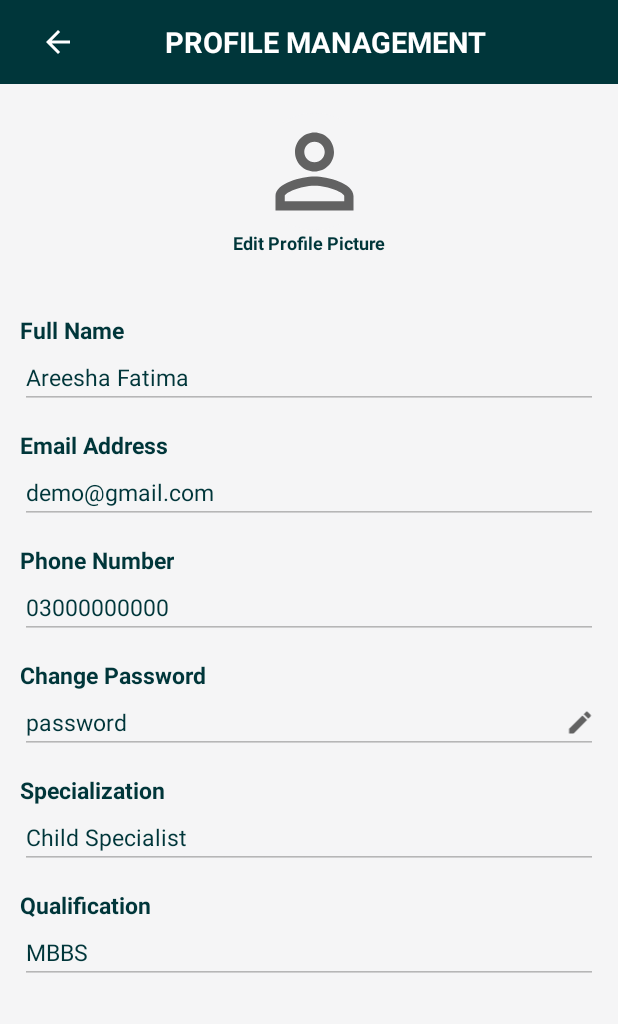
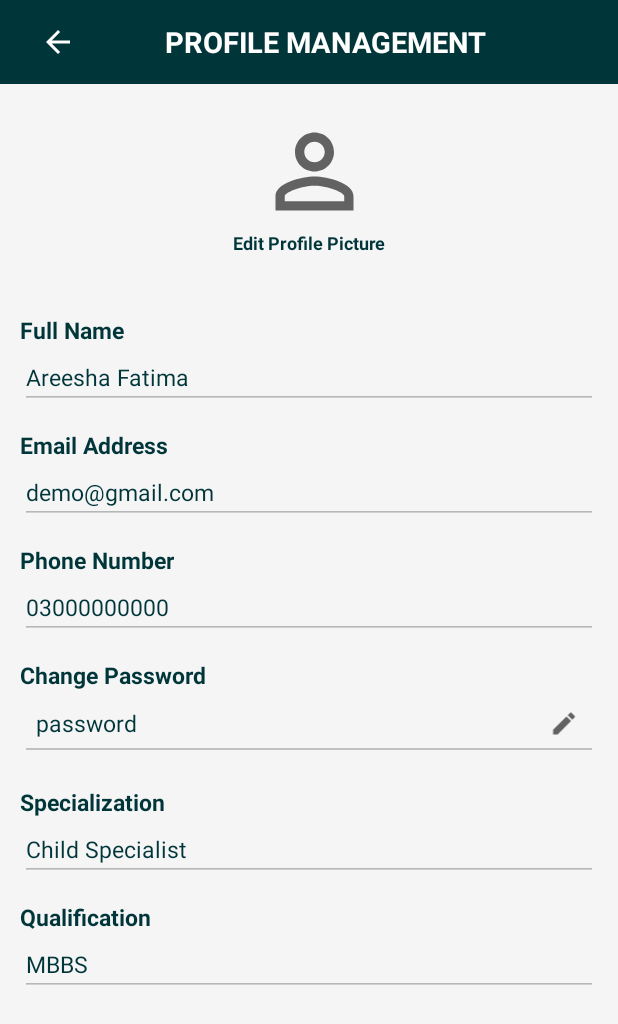
Before and after one commit to zaheerpoei/MedicalAnnals, an Android app: the DoctorProfileManagement screen opened directly, with no data from a screen before it, on a phone screen of 412 x 824 dp. Shown: the top 1024 px of the screen. Run offline under Robolectric (Android 15) with nearby library versions, the phone set to English and light mode, and no system bars; our stand-ins replace sdp/ssp sizes; 5 statements that could not run were skipped.

Commit message:
Final Commit Search PatientMedical Record

```diff
--- a/app/src/main/java/com/example/medicalannals/activities/DoctorDashboard.java
+++ b/app/src/main/java/com/example/medicalannals/activities/DoctorDashboard.java
@@ -60,6 +60,7 @@ public class DoctorDashboard extends AppCompatActivity implements NavigationView
     long age;
     ProgressDialog progressDialog;
     private SlotsBookedAdapter adapter;
+    DoctorsModel doctorsModel;
 
     @Override
     protected void onCreate(Bundle savedInstanceState) {
@@ -116,7 +117,7 @@ public class DoctorDashboard extends AppCompatActivity implements NavigationView
                     @Override
                     public void onDataChange(@NonNull DataSnapshot snapshot) {
                         if (snapshot.exists()) {
-                            DoctorsModel doctorsModel = snapshot.getValue(DoctorsModel.class);
+                            doctorsModel = snapshot.getValue(DoctorsModel.class);
                             nav_header_name.setText(doctorsModel.getName());
                             nav_header_email_address.setText(doctorsModel.getEmail());
                         }
@@ -148,6 +149,7 @@ public class DoctorDashboard extends AppCompatActivity implements NavigationView
                         break;
                     case R.id.nav_profile_management_doc:
                         Intent medicalIntent = new Intent(DoctorDashboard.this, DoctorProfileManagement.class);
+                        medicalIntent.putExtra("doctorModel",doctorsModel);
                         startActivity(medicalIntent);
                         break;
                     case R.id.nav_set_appointments:
--- a/app/src/main/java/com/example/medicalannals/activities/DoctorProfileManagement.java
+++ b/app/src/main/java/com/example/medicalannals/activities/DoctorProfileManagement.java
@@ -3,28 +3,47 @@ package com.example.medicalannals.activities;
 import android.content.Intent;
 import android.os.Bundle;
 import android.view.View;
+import android.widget.EditText;
 import android.widget.ImageView;
 
 import androidx.appcompat.app.AppCompatActivity;
+import androidx.constraintlayout.widget.ConstraintLayout;
 
 import com.example.medicalannals.R;
+import com.example.medicalannals.models.DoctorsModel;
 
 public class DoctorProfileManagement extends AppCompatActivity {
 
-    ImageView toolbarImageBack , ivEditPasswordDoctor;
+    ImageView toolbarImageBack ;
+    EditText edFullName, edEmail, phoneNumber, childSpecialist, qualification;
+    ConstraintLayout constraintLayout;
+    DoctorsModel doctorsModel;
 
     @Override
     protected void onCreate(Bundle savedInstanceState) {
         super.onCreate(savedInstanceState);
         setContentView(R.layout.activity_doctor_profile_management);
-
+        Intent intent = getIntent();
+        doctorsModel = (DoctorsModel)intent.getSerializableExtra("doctorModel");
         initViews();
         clickListeners();
     }
 
     private void initViews() {
-        ivEditPasswordDoctor = findViewById(R.id.iv_edit_password_doctor);
         toolbarImageBack = findViewById(R.id.toolbar_image_back);
+        edFullName = findViewById(R.id.ed_full_name);
+        edEmail = findViewById(R.id.ed_email_address);
+        phoneNumber = findViewById(R.id.ed_phone_number);
+        childSpecialist = findViewById(R.id.ed_specialization);
+        qualification = findViewById(R.id.ed_qualification);
+        constraintLayout = findViewById(R.id.cl_change_password);
+
+        edFullName.setText(doctorsModel.name);
+        edEmail.setText(doctorsModel.email);
+        phoneNumber.setText(doctorsModel.contact);
+        childSpecialist.setText(doctorsModel.specialization);
+        qualification.setText(doctorsModel.qualification);
+
     }
 
     private void clickListeners() {
@@ -34,15 +53,14 @@ public class DoctorProfileManagement extends AppCompatActivity {
                 onBackPressed();
             }
         });
+        constraintLayout.setOnClickListener(new View.OnClickListener() {
+            @Override
+            public void onClick(View v) {
 
-        ivEditPasswordDoctor.setOnClickListener(new View.OnClickListener() {
-            @Override
-            public void onClick(View view) {
-                Intent i = new Intent(DoctorProfileManagement.this , DoctorUpdatePassword.class);
-                startActivity(i);
-                finish();
+                Intent intent = new Intent(DoctorProfileManagement.this, DoctorUpdatePassword.class);
+                intent.putExtra("email",doctorsModel.getEmail());
+                startActivity(intent);
             }
         });
-
     }
 }
--- a/app/src/main/res/layout/activity_doctor_dashboard.xml
+++ b/app/src/main/res/layout/activity_doctor_dashboard.xml
@@ -6,7 +6,7 @@
     android:layout_width="match_parent"
     android:layout_height="match_parent"
     android:background="@color/grey_light"
-    tools:openDrawer="start"
+
     android:id="@+id/drawer_layout"
     tools:context=".activities.DoctorDashboard">
 
@@ -249,6 +249,7 @@
         android:fitsSystemWindows="true"
         android:scrollbars="none"
         android:visibility="visible"
+
         app:headerLayout="@layout/navigation_drawer_header_doc"
         app:menu="@menu/navigation_drawer_doc" />
 
--- a/app/src/main/res/layout/activity_doctor_profile_management.xml
+++ b/app/src/main/res/layout/activity_doctor_profile_management.xml
@@ -183,14 +183,13 @@
         app:layout_constraintEnd_toEndOf="parent"
         app:layout_constraintTop_toBottomOf="@+id/tv_phone_number"/>
 
-
             <TextView
                 android:id="@+id/tv_password"
                 android:layout_width="wrap_content"
                 android:layout_height="wrap_content"
+                android:layout_marginStart="@dimen/_10sdp"
+                android:layout_marginTop="@dimen/_10sdp"
                 android:text="@string/password"
-        android:layout_marginTop="@dimen/_10sdp"
-        android:layout_marginStart="@dimen/_10sdp"
                 android:textColor="@color/dark_blue_700"
                 android:textSize="@dimen/_12ssp"
                 android:textStyle="bold"
@@ -198,30 +197,48 @@
                 app:layout_constraintStart_toStartOf="parent"
                 app:layout_constraintVertical_bias="0.44" />
 
-
-    <EditText
-        android:id="@+id/ed_password_doctor"
+            <androidx.constraintlayout.widget.ConstraintLayout
+                android:id="@+id/cl_change_password"
                 android:layout_width="match_parent"
                 android:layout_height="wrap_content"
-        android:enabled="false"
-        android:textSize="@dimen/_12ssp"
-        android:textColor="@color/dark_blue_700"
+                android:padding="@dimen/_8sdp"
+                app:layout_constraintEnd_toEndOf="parent"
+                app:layout_constraintStart_toStartOf="parent"
+                app:layout_constraintTop_toBottomOf="@id/tv_password">
+
+                <TextView
+                    android:id="@+id/ed_password_doctor"
+                    android:layout_width="0dp"
+                    android:layout_height="wrap_content"
                     android:layout_marginStart="@dimen/_10sdp"
                     android:layout_marginEnd="@dimen/_10sdp"
                     android:text="password"
+                    app:layout_constraintEnd_toStartOf="@id/iv_edit_password_doctor"
+                    android:textColor="@color/dark_blue_700"
+                    android:textSize="@dimen/_12ssp"
                     app:layout_constraintStart_toStartOf="parent"
-        app:layout_constraintEnd_toEndOf="parent"
-        app:layout_constraintTop_toBottomOf="@+id/tv_password"/>
+                    app:layout_constraintTop_toTopOf="parent" />
 
                 <ImageView
                     android:id="@+id/iv_edit_password_doctor"
                     android:layout_width="wrap_content"
                     android:layout_height="@dimen/_15sdp"
+                    android:layout_marginEnd="@dimen/_10sdp"
                     android:src="@drawable/edit"
-        android:layout_marginEnd="@dimen/_10sdp"
                     app:layout_constraintTop_toTopOf="@+id/ed_password_doctor"
                     app:layout_constraintBottom_toBottomOf="@+id/ed_password_doctor"
-        app:layout_constraintEnd_toEndOf="parent"/>
+                    app:layout_constraintEnd_toEndOf="parent" />
+                <View
+                    android:layout_width="0dp"
+                    android:layout_height="@dimen/_1sdp"
+                    android:background="@color/grey_color"
+                    android:layout_marginTop="@dimen/_5sdp"
+                    android:layout_marginStart="@dimen/_5sdp"
+                    android:layout_marginEnd="@dimen/_5sdp"
+                    app:layout_constraintStart_toStartOf="parent"
+                    app:layout_constraintEnd_toEndOf="parent"
+                    app:layout_constraintTop_toBottomOf="@id/iv_edit_password_doctor"/>
+            </androidx.constraintlayout.widget.ConstraintLayout>
 
 
     <TextView
@@ -234,7 +251,7 @@
         android:textColor="@color/dark_blue_700"
         android:textSize="@dimen/_12ssp"
         android:textStyle="bold"
-        app:layout_constraintTop_toBottomOf="@+id/ed_password_doctor"
+        app:layout_constraintTop_toBottomOf="@+id/cl_change_password"
         app:layout_constraintStart_toStartOf="parent"
         app:layout_constraintVertical_bias="0.44" />
 
--- a/app/src/main/res/layout/activity_patient_dashboard.xml
+++ b/app/src/main/res/layout/activity_patient_dashboard.xml
@@ -8,7 +8,6 @@
     android:layout_height="match_parent"
     android:fitsSystemWindows="true"
     android:background="@color/grey_light"
-    tools:openDrawer="start"
     tools:context=".activities.PatientDashboard">
 
     <androidx.constraintlayout.widget.ConstraintLayout
--- a/app/src/main/res/layout/activity_patient_medical_record.xml
+++ b/app/src/main/res/layout/activity_patient_medical_record.xml
@@ -82,10 +82,10 @@
             />
 
         <ImageView
-            android:id="@+id/iv_patient_record_calender"
+            android:id="@+id/iv_patient_record_search"
             android:layout_width="wrap_content"
             android:layout_height="wrap_content"
-            android:src="@drawable/calender"
+            android:src="@drawable/search"
             app:tint="@color/dark_blue_700"
             app:layout_constraintBottom_toBottomOf="parent"
             app:layout_constraintEnd_toEndOf="@+id/ed_searchbar_patient_record"
```
Also changed, not shown: app/src/main/java/com/example/medicalannals/activities/DoctorUpdatePassword.java (+112 -20 lines), app/src/main/java/com/example/medicalannals/activities/PatientMedicalRecord.java (+25 -83 lines), app/src/main/java/com/example/medicalannals/activities/SignIn.java (+15 -0 lines), app/src/main/java/com/example/medicalannals/activities/UpdatePassword.java (+32 -28 lines), app/src/main/java/com/example/medicalannals/adapters/PatientMedicalRecordAdapter.java (+52 -4 lines), app/src/main/res/layout/activity_doctor_update_password.xml (+27 -6 lines). Lines whose indentation alone changed are shown as unchanged.
